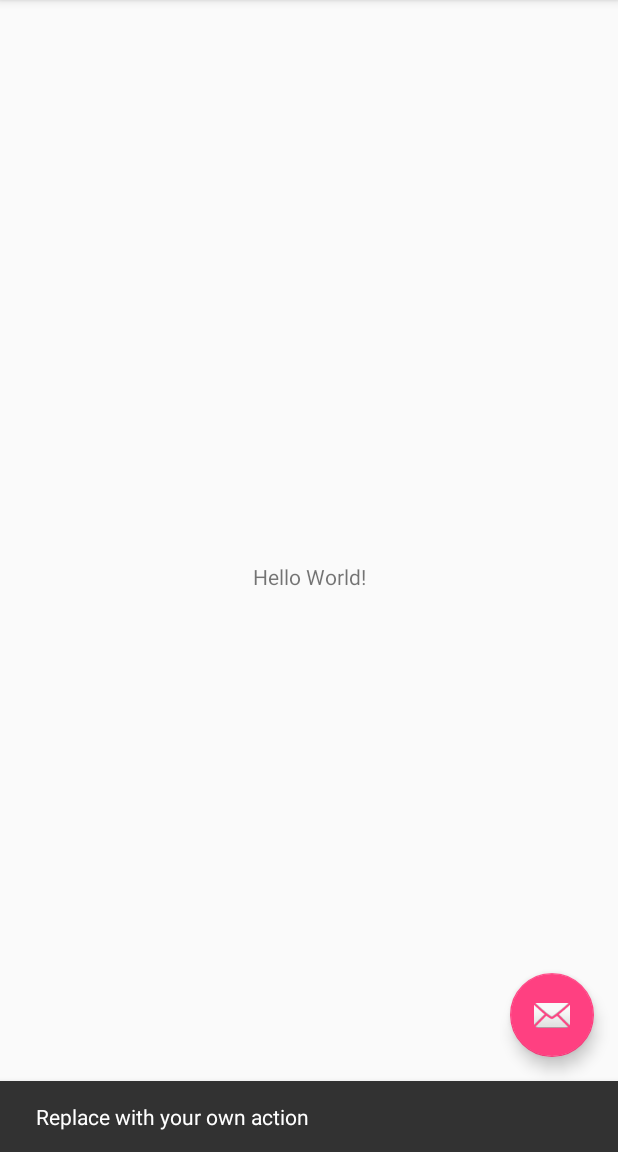
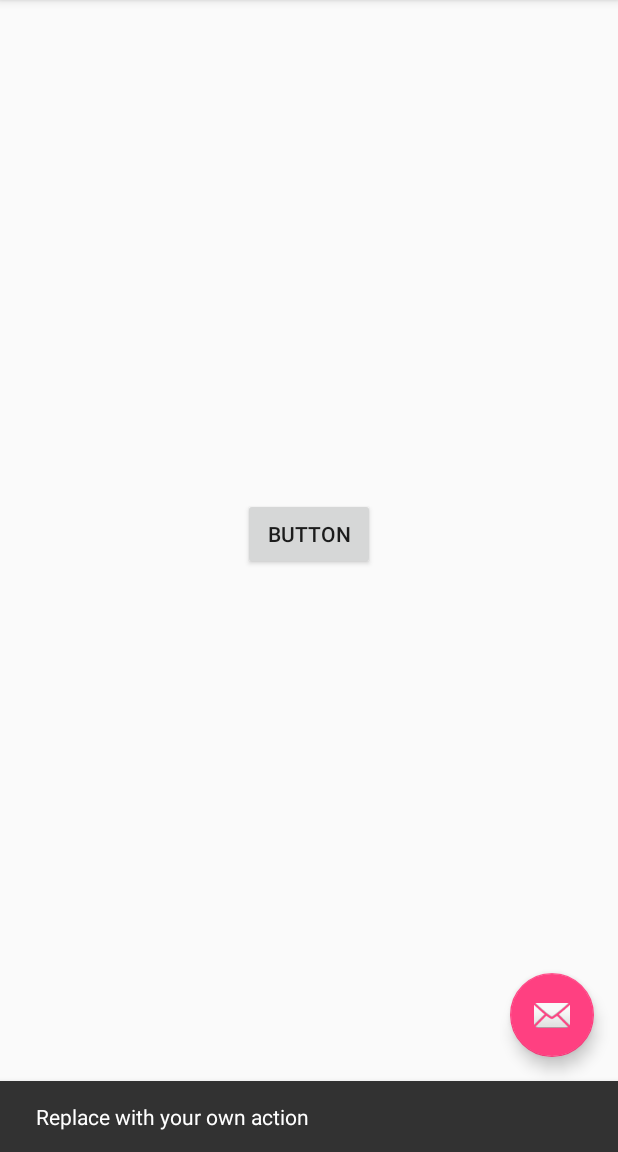
Before and after one commit to filipw2/projektGenerator, an Android app: the screen it shows after launch (Generator), after a tap on an icon or button, on a phone screen of 412 x 824 dp, the part 84-1236 px from its top. Run offline under Robolectric (Android 15) with nearby library versions, the phone set to English and light mode, and no system bars.

Commit message:
second commit

```diff
--- a/app/src/main/java/com/example/projekt/generator/Generator.java
+++ b/app/src/main/java/com/example/projekt/generator/Generator.java
@@ -8,6 +8,7 @@ import android.support.v7.widget.Toolbar;
 import android.view.View;
 import android.view.Menu;
 import android.view.MenuItem;
+import android.widget.Button;
 
 public class Generator extends AppCompatActivity {
 
@@ -17,6 +18,8 @@ public class Generator extends AppCompatActivity {
         setContentView(R.layout.activity_generator);
         Toolbar toolbar = (Toolbar) findViewById(R.id.toolbar);
         setSupportActionBar(toolbar);
+
+        Button b = (Button) findViewById(R.id.button);
 
         FloatingActionButton fab = (FloatingActionButton) findViewById(R.id.fab);
         fab.setOnClickListener(new View.OnClickListener() {
--- a/app/src/main/res/layout/activity_generator.xml
+++ b/app/src/main/res/layout/activity_generator.xml
@@ -5,6 +5,14 @@
     android:layout_width="match_parent"
     android:layout_height="match_parent"
     tools:context="com.example.projekt.generator.Generator">
+
+
+    <Button
+        android:id="@+id/button"
+        android:layout_width="wrap_content"
+        android:layout_height="wrap_content"
+        android:layout_gravity="center"
+        android:text="Button" />
 
     <android.support.design.widget.AppBarLayout
         android:layout_width="match_parent"
@@ -15,12 +23,10 @@
             android:id="@+id/toolbar"
             android:layout_width="match_parent"
             android:layout_height="?attr/actionBarSize"
+            android:layout_weight="1"
             android:background="?attr/colorPrimary"
             app:popupTheme="@style/AppTheme.PopupOverlay" />
-
     </android.support.design.widget.AppBarLayout>
-
-    <include layout="@layout/content_generator" />
 
     <android.support.design.widget.FloatingActionButton
         android:id="@+id/fab"
--- a/app/src/main/res/layout/content_generator.xml
+++ /dev/null
@@ -1,20 +0,0 @@
-<?xml version="1.0" encoding="utf-8"?>
-<android.support.constraint.ConstraintLayout xmlns:android="http://schemas.android.com/apk/res/android"
-    xmlns:app="http://schemas.android.com/apk/res-auto"
-    xmlns:tools="http://schemas.android.com/tools"
-    android:layout_width="match_parent"
-    android:layout_height="match_parent"
-    app:layout_behavior="@string/appbar_scrolling_view_behavior"
-    tools:context="com.example.projekt.generator.Generator"
-    tools:showIn="@layout/activity_generator">
-
-    <TextView
-        android:layout_width="wrap_content"
-        android:layout_height="wrap_content"
-        android:text="Hello World!"
-        app:layout_constraintBottom_toBottomOf="parent"
-        app:layout_constraintLeft_toLeftOf="parent"
-        app:layout_constraintRight_toRightOf="parent"
-        app:layout_constraintTop_toTopOf="parent" />
-
-</android.support.constraint.ConstraintLayout>
--- a/app/src/main/res/menu/menu_generator.xml
+++ b/app/src/main/res/menu/menu_generator.xml
@@ -7,4 +7,5 @@
         android:orderInCategory="100"
         android:title="@string/action_settings"
         app:showAsAction="never" />
+    <group android:orderInCategory="101" />
 </menu>
--- a/build.gradle
+++ b/build.gradle
@@ -5,7 +5,7 @@ buildscript {
         jcenter()
     }
     dependencies {
-        classpath 'com.android.tools.build:gradle:2.3.0'
+        classpath 'com.android.tools.build:gradle:2.3.1'
 
         // NOTE: Do not place your application dependencies here; they belong
         // in the individual module build.gradle files
```
